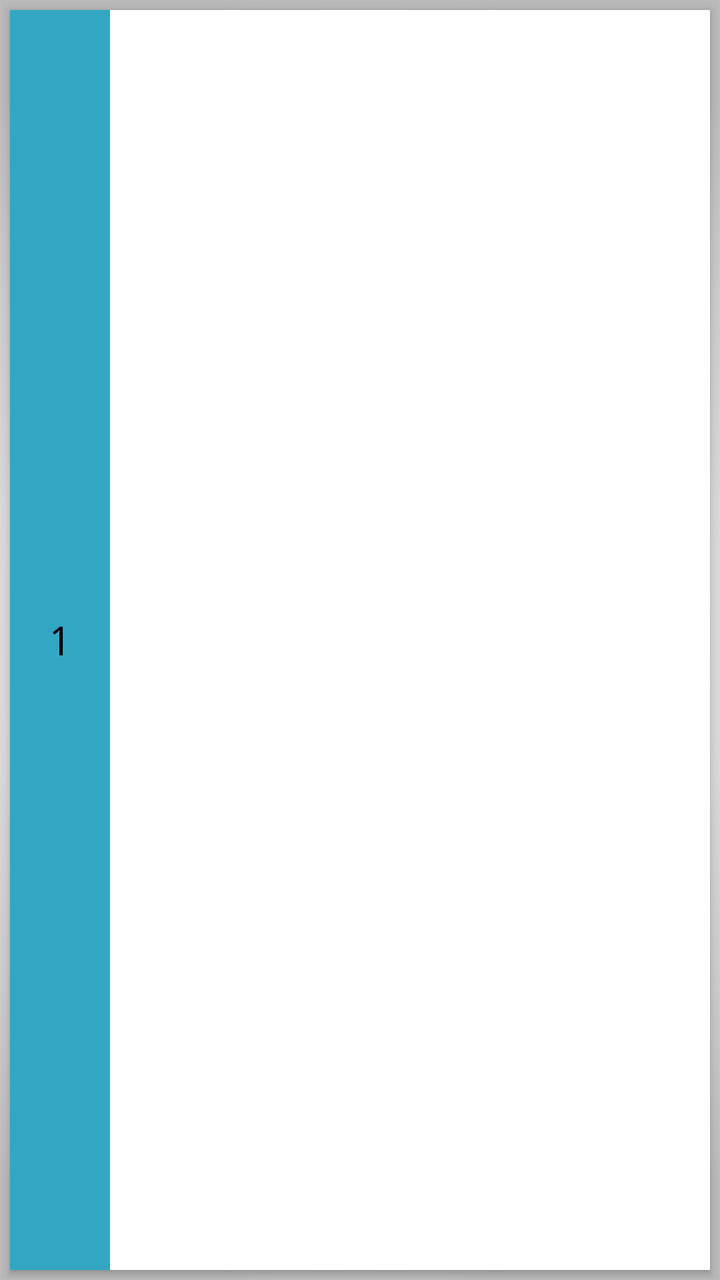
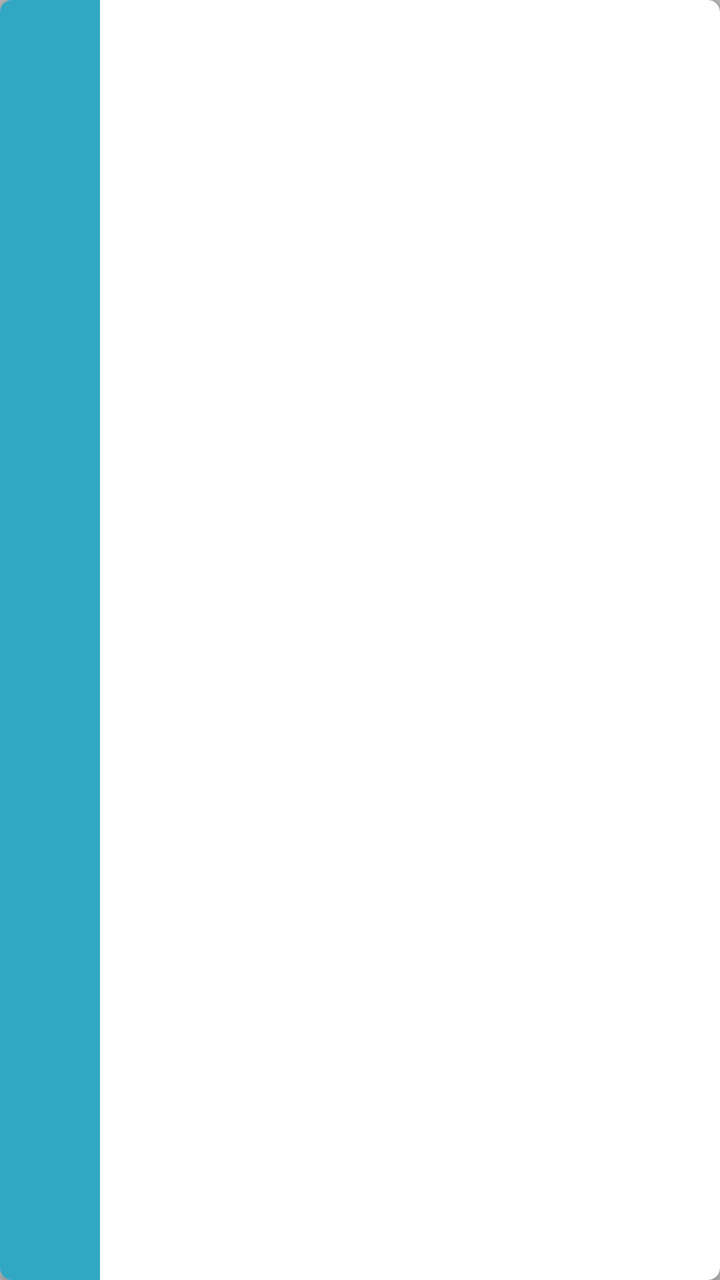

Two renders of the same Android screen: before a commit and after it. Below are the layout's source before the change and the commit's diff.
<!-- AndroidManifest.xml: application theme AppTheme -->
<!-- res/layout/contraction_layout.xml -->
<?xml version="1.0" encoding="utf-8"?>
<LinearLayout xmlns:android="http://schemas.android.com/apk/res/android"
    xmlns:card_view="http://schemas.android.com/apk/res-auto"
    android:layout_width="match_parent"
    android:layout_height="wrap_content">

    <android.support.v7.widget.CardView
        android:id="@+id/card_view"
        android:layout_width="match_parent"
        android:layout_height="match_parent"
        android:layout_gravity="center"
        android:layout_margin="@dimen/card_margin"
        android:elevation="3dp"
        card_view:cardCornerRadius="@dimen/card_album_radius">
        <RelativeLayout
            android:layout_width="match_parent"
            android:layout_height="match_parent">
            <TextView
                android:layout_width="50dp"
                android:layout_height="fill_parent"
                android:layout_alignParentStart="true"
                android:gravity="center"
                android:text="1"
                android:id="@+id/number"
                android:background="@color/ColorAqua"
                android:textSize="20sp"/>
            <TextView
                android:id="@+id/title"
                android:layout_width="match_parent"
                android:layout_height="wrap_content"
                android:paddingLeft="@dimen/album_title_padding"
                android:paddingRight="@dimen/album_title_padding"
                android:paddingTop="@dimen/album_title_padding"
                android:textColor="@color/album_title"
                android:layout_toEndOf="@+id/number"
                android:textSize="19sp" />
            <TextView
                android:id="@+id/count"
                android:layout_width="match_parent"
                android:layout_height="wrap_content"
                android:layout_below="@id/title"
                android:layout_toEndOf="@+id/number"
                android:paddingBottom="@dimen/songs_count_padding_bottom"
                android:paddingLeft="@dimen/album_title_padding"
                android:paddingRight="@dimen/album_title_padding"
                android:textSize="16sp" />
        </RelativeLayout>
    </android.support.v7.widget.CardView>
</LinearLayout>
<!-- resources referenced by this layout -->
<resources>
  <color name="ColorAqua">#32a7c3</color>
  <color name="album_title">#4c4c4c</color>
  <dimen name="album_title_padding">10dp</dimen>
  <dimen name="card_album_radius">0dp</dimen>
  <dimen name="card_margin">5dp</dimen>
  <dimen name="songs_count_padding_bottom">5dp</dimen>
  <style name="AppTheme" parent="Theme.AppCompat.Light">
          
          <item name="android:textColor">@color/Black</item>
          <item name="colorPrimary">@color/ColorPrimary</item>
          <item name="colorPrimaryDark">@color/ColorPrimaryDark</item>
          <item name="android:textColorHintInverse">@color/ColorBlue</item>
          <item name="actionBarTheme">@style/ThemeOverlay.AppCompat.Dark.ActionBar</item>
          <item name="buttonStyle">@style/FButton</item>
          <item name="android:buttonStyle">@style/FButton</item>
          <item name="colorAccent">@color/materialGrey300</item>
          
          <item name="android:actionMenuTextColor">@color/Black</item>
          <item name="android:itemBackground">@color/materialGrey300</item>
          <item name="android:textColorSecondary">@color/ColorRedDark</item>
          <item name="android:windowBackground">@drawable/ic_bgg</item>
          <item name="android:typeface">monospace</item>
  
          <item name="android:textColorHint">@color/ColorAqua</item>
          <item name="colorControlNormal">@color/ColorBlue</item>
          <item name="colorControlActivated">@color/ColorAqua</item>
          <item name="colorControlHighlight">@color/ColorAqua</item>
      </style>
  <color name="Black">#000000</color>
  <color name="ColorPrimary">#10133b</color>
  <color name="ColorPrimaryDark">#1a1d4b</color>
  <color name="ColorBlue">#98194853</color>
  <style name="FButton" parent="Theme.AppCompat.Light">
          <item name="colorControlHighlight">@color/ColorBlue</item>
          <item name="android:textColor">@color/ColorAqua</item>
          <item name="android:textSize">20sp</item>
      </style>
  <color name="materialGrey300">#ffe0e0e0</color>
  <color name="ColorRedDark">#6b0000</color>
  <!-- drawable ic_bgg: png bitmap (drawable, 33899 bytes) -->
</resources>

<!-- the commit's change to res/layout/contraction_layout.xml (unified diff, before → after) -->
@@ -1,49 +1,56 @@
 <?xml version="1.0" encoding="utf-8"?>
-<LinearLayout xmlns:android="http://schemas.android.com/apk/res/android"
+<android.support.v7.widget.CardView
+    xmlns:android="http://schemas.android.com/apk/res/android"
     xmlns:card_view="http://schemas.android.com/apk/res-auto"
+    android:id="@+id/card_view"
     android:layout_width="match_parent"
-    android:layout_height="wrap_content">
-
-    <android.support.v7.widget.CardView
-        android:id="@+id/card_view"
+    android:layout_height="wrap_content"
+    android:layout_gravity="center"
+    android:layout_margin="@dimen/card_margin"
+    card_view:cardBackgroundColor="@color/White"
+    card_view:cardCornerRadius="6dp"
+    card_view:cardElevation="4dp">
+    <android.support.constraint.ConstraintLayout
         android:layout_width="match_parent"
-        android:layout_height="match_parent"
-        android:layout_gravity="center"
-        android:layout_margin="@dimen/card_margin"
-        android:elevation="3dp"
-        card_view:cardCornerRadius="@dimen/card_album_radius">
-        <RelativeLayout
-            android:layout_width="match_parent"
-            android:layout_height="match_parent">
-            <TextView
-                android:layout_width="50dp"
-                android:layout_height="fill_parent"
-                android:layout_alignParentStart="true"
-                android:gravity="center"
-                android:text="1"
-                android:id="@+id/number"
-                android:background="@color/ColorAqua"
-                android:textSize="20sp"/>
-            <TextView
-                android:id="@+id/title"
-                android:layout_width="match_parent"
-                android:layout_height="wrap_content"
-                android:paddingLeft="@dimen/album_title_padding"
-                android:paddingRight="@dimen/album_title_padding"
-                android:paddingTop="@dimen/album_title_padding"
-                android:textColor="@color/album_title"
-                android:layout_toEndOf="@+id/number"
-                android:textSize="19sp" />
-            <TextView
-                android:id="@+id/count"
-                android:layout_width="match_parent"
-                android:layout_height="wrap_content"
-                android:layout_below="@id/title"
-                android:layout_toEndOf="@+id/number"
-                android:paddingBottom="@dimen/songs_count_padding_bottom"
-                android:paddingLeft="@dimen/album_title_padding"
-                android:paddingRight="@dimen/album_title_padding"
-                android:textSize="16sp" />
-        </RelativeLayout>
-    </android.support.v7.widget.CardView>
-</LinearLayout>
+        android:layout_height="match_parent">
+        <TextView
+            android:id="@+id/number"
+            android:layout_width="50dp"
+            android:layout_height="0dp"
+            android:background="@color/ColorAqua"
+            android:gravity="center"
+            android:textSize="20sp"
+            card_view:layout_constraintBottom_toBottomOf="parent"
+            card_view:layout_constraintStart_toStartOf="parent"
+            card_view:layout_constraintTop_toTopOf="parent" />
+        <TextView
+            android:id="@+id/title"
+            android:layout_width="0dp"
+            android:layout_height="wrap_content"
+            android:layout_marginStart="8dp"
+            android:layout_marginTop="8dp"
+            android:layout_marginEnd="8dp"
+            android:layout_toEndOf="@+id/number"
+            android:textColor="@color/album_title"
+            android:textSize="19sp"
+            card_view:layout_constraintEnd_toEndOf="parent"
+            card_view:layout_constraintStart_toEndOf="@+id/number"
+            card_view:layout_constraintTop_toTopOf="parent"
+            card_view:layout_constraintBottom_toTopOf="@+id/count"/>
+        <TextView
+            android:id="@+id/count"
+            android:layout_width="0dp"
+            android:layout_height="wrap_content"
+            android:layout_below="@id/title"
+            android:layout_marginStart="8dp"
+            android:layout_marginTop="8dp"
+            android:layout_marginBottom="8dp"
+            android:layout_marginEnd="8dp"
+            android:layout_toEndOf="@+id/number"
+            android:textSize="16sp"
+            card_view:layout_constraintBottom_toBottomOf="parent"
+            card_view:layout_constraintEnd_toEndOf="parent"
+            card_view:layout_constraintStart_toEndOf="@+id/number"
+            card_view:layout_constraintTop_toBottomOf="@+id/title" />
+    </android.support.constraint.ConstraintLayout>
+</android.support.v7.widget.CardView>
<!-- resource entries referenced after the edit -->
@@ -1,11 +1,9 @@
 <!-- resources referenced by this layout -->
 <resources>
   <color name="ColorAqua">#32a7c3</color>
+  <color name="White">#FFFFFF</color>
   <color name="album_title">#4c4c4c</color>
-  <dimen name="album_title_padding">10dp</dimen>
-  <dimen name="card_album_radius">0dp</dimen>
   <dimen name="card_margin">5dp</dimen>
-  <dimen name="songs_count_padding_bottom">5dp</dimen>
   <style name="AppTheme" parent="Theme.AppCompat.Light">
           
           <item name="android:textColor">@color/Black</item>
